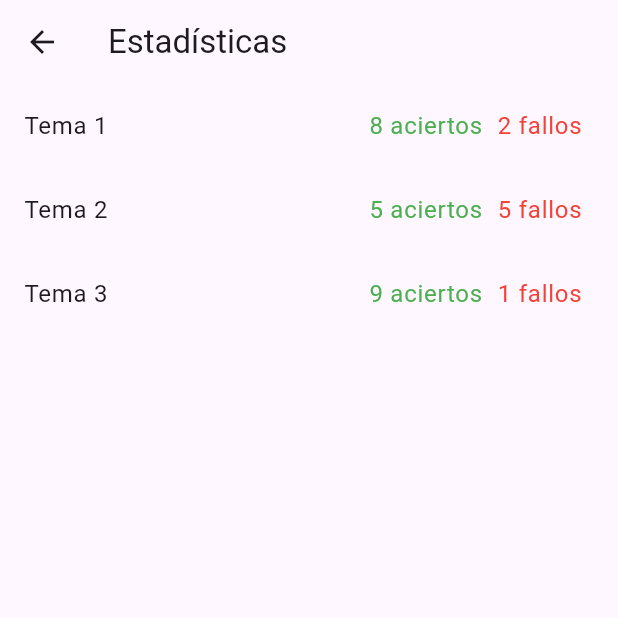
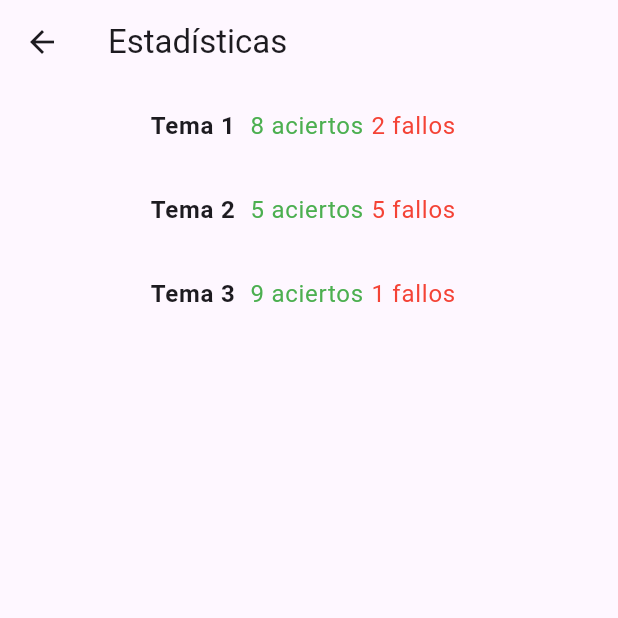
Before and after one commit to AChacon97/oposiciones, a Flutter app: the Estadisticas screen opened directly, on a phone screen of 412 x 824 dp, the top half of it. Run offline on Flutter 3.47's test engine with Material 3 defaults, Android fonts, the phone set to English and light mode, and no system bars; our stand-ins replace firebase_core; accounts and stored records are empty.

Commit message:
cambios de todo XD

```diff
--- a/appoposiciones/lib/estadisticas.dart
+++ b/appoposiciones/lib/estadisticas.dart
@@ -5,7 +5,7 @@ class Estadisticas extends StatelessWidget {
 
   @override
   Widget build(BuildContext context) {
-    // Aquí defines los temas y sus puntuaciones (aciertos y fallos)
+    // Definimos los temas y sus puntuaciones (aciertos y fallos) en un array
     final List<Map<String, dynamic>> temas = [
       {'nombre': 'Tema 1', 'aciertos': 8, 'fallos': 2},
       {'nombre': 'Tema 2', 'aciertos': 5, 'fallos': 5},
@@ -23,22 +23,24 @@ class Estadisticas extends StatelessWidget {
           final tema = temas[index];
           return ListTile(
             title: Row(
-              mainAxisAlignment: MainAxisAlignment.spaceBetween,
+              mainAxisAlignment:
+                  MainAxisAlignment.center, // Centra el contenido
               children: [
-                Text(tema['nombre']),
-                Row(
-                  children: [
-                    Text(
-                      '${tema['aciertos']} aciertos',
-                      style: TextStyle(color: Colors.green),
-                    ),
-                    const SizedBox(
-                        width: 10), // Espacio entre aciertos y fallos
-                    Text(
-                      '${tema['fallos']} fallos',
-                      style: TextStyle(color: Colors.red),
-                    ),
-                  ],
+                Text(
+                  tema['nombre'],
+                  style: const TextStyle(
+                      fontSize: 16, fontWeight: FontWeight.bold),
+                ),
+                const SizedBox(
+                    width: 10), // Espacio entre el tema y las puntuaciones
+                Text(
+                  '${tema['aciertos']} aciertos',
+                  style: const TextStyle(color: Colors.green),
+                ),
+                const SizedBox(width: 5), // Espacio entre aciertos y fallos
+                Text(
+                  '${tema['fallos']} fallos',
+                  style: const TextStyle(color: Colors.red),
                 ),
               ],
             ),
```
Also changed, not shown: appoposiciones/lib/home.dart (+14 -2 lines), appoposiciones/lib/registro.dart (+8 -0 lines).
